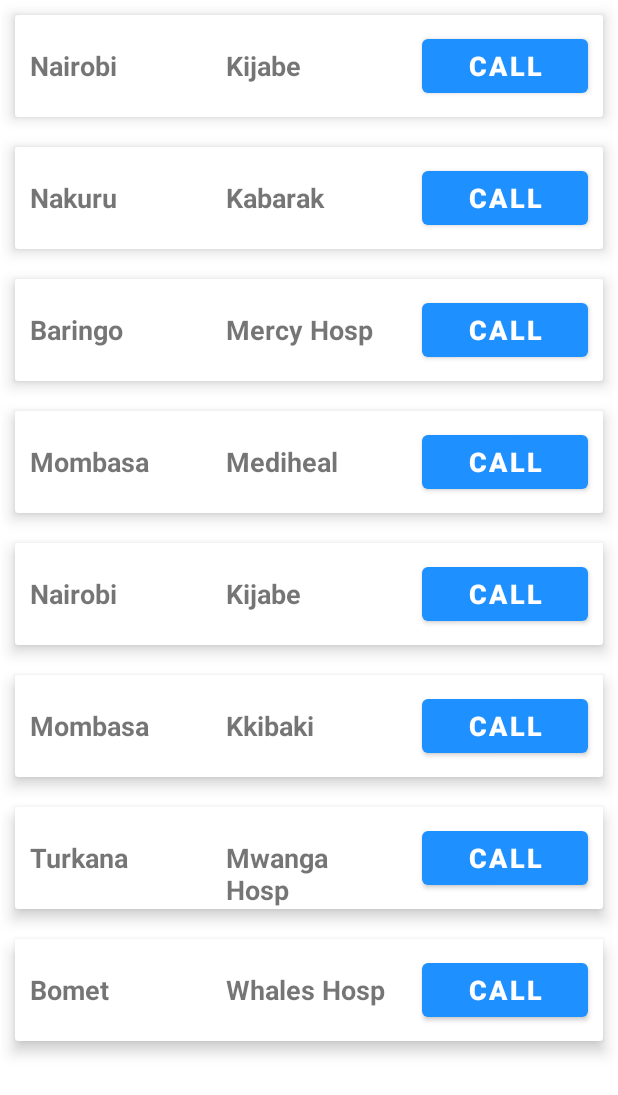
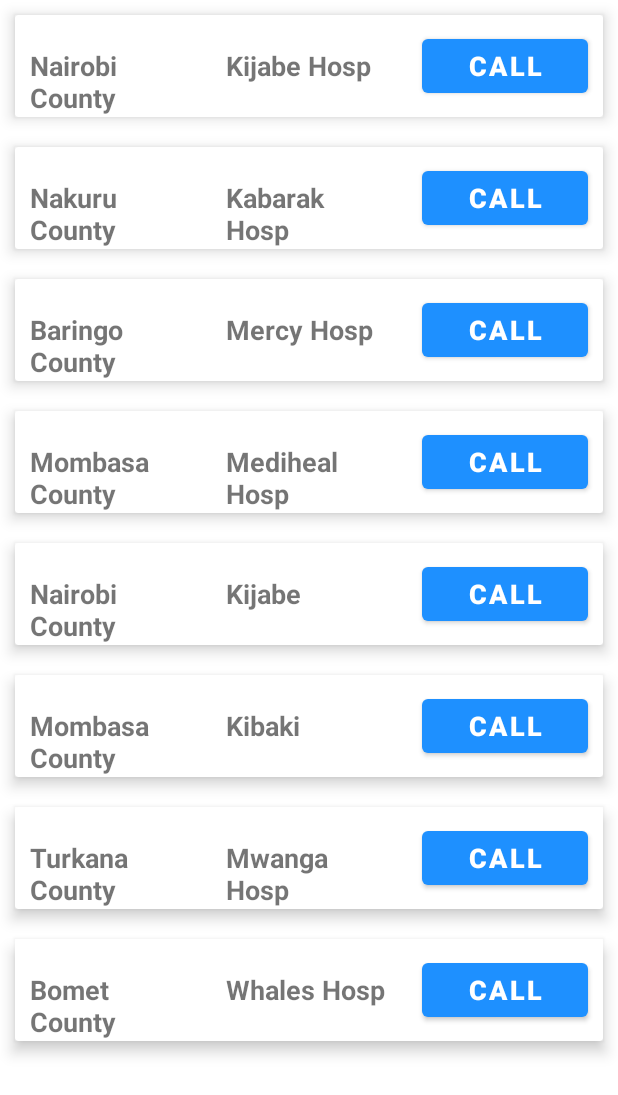
Before and after one commit to TimzOwen/iDoctor, an Android app: the EmergencyActivity screen opened directly, with no data from a screen before it, on a phone screen of 412 x 824 dp. Shown: the top 1095 px of the screen. Run offline under Robolectric (Android 15) with nearby library versions, the phone set to English and light mode, and no system bars.

Commit message:
updated the emergency listner

```diff
--- a/app/src/main/java/com/timzowen/idoctor/DoctorsProfileActivity.kt
+++ b/app/src/main/java/com/timzowen/idoctor/DoctorsProfileActivity.kt
@@ -22,7 +22,13 @@ class DoctorsProfileActivity : AppCompatActivity(), DoctorsProfileAdapter.onItem
     }
 
     override fun onItemClick(position: Int) {
+        //Toast to check array list size.
+        Toast.makeText(this, "You click on Doctor $position", Toast.LENGTH_SHORT).show()
 
-        Toast.makeText(this, "You click on Doctor $position", Toast.LENGTH_SHORT).show()
+        when(position){
+            0 -> Toast.makeText(this, "Dr. Timz Owen", Toast.LENGTH_SHORT).show()
+            1 -> Toast.makeText(this, "Dr. Allan kibet", Toast.LENGTH_SHORT).show()
+            2 -> Toast.makeText(this, "Dr. Marini Clement", Toast.LENGTH_SHORT).show()
+        }
     }
 }
--- a/app/src/main/java/com/timzowen/idoctor/EmergencyActivity.kt
+++ b/app/src/main/java/com/timzowen/idoctor/EmergencyActivity.kt
@@ -6,7 +6,7 @@ import androidx.recyclerview.widget.RecyclerView
 import com.timzowen.idoctor.adapters.EmergencyAdapter
 import com.timzowen.idoctor.data.DataEmergency
 
-class EmergencyActivity : AppCompatActivity() {
+class EmergencyActivity : AppCompatActivity(),EmergencyAdapter.onItemClickListener {
     override fun onCreate(savedInstanceState: Bundle?) {
         super.onCreate(savedInstanceState)
         setContentView(R.layout.activity_emergency)
@@ -18,7 +18,12 @@ class EmergencyActivity : AppCompatActivity() {
         val dataNumbers = DataEmergency().loadCalls()
 
         // map all the data in the adapter
-        recyclerviewEmergency.adapter = EmergencyAdapter(dataNumbers)
+        recyclerviewEmergency.adapter = EmergencyAdapter(this,dataNumbers,this)
+        recyclerviewEmergency.hasFixedSize()
 
     }
+
+    override fun onItemClick(position: Int) {
+        // use Dialogs here to trigger the calls
+    }
 }
--- a/app/src/main/java/com/timzowen/idoctor/adapters/EmergencyAdapter.kt
+++ b/app/src/main/java/com/timzowen/idoctor/adapters/EmergencyAdapter.kt
@@ -1,5 +1,6 @@
 package com.timzowen.idoctor.adapters
 
+import android.content.Context
 import android.view.LayoutInflater
 import android.view.View
 import android.view.ViewGroup
@@ -8,13 +9,29 @@ import androidx.recyclerview.widget.RecyclerView
 import com.timzowen.idoctor.R
 import com.timzowen.idoctor.model.EmergencyNumbers
 
-class EmergencyAdapter (private val mList : List<EmergencyNumbers>): RecyclerView.Adapter<EmergencyAdapter.ViewHolder>() {
+class EmergencyAdapter (
+    private val context : Context,
+    private val mList : List<EmergencyNumbers>,
+    private val listener : onItemClickListener): RecyclerView.Adapter<EmergencyAdapter.ViewHolder>() {
 
-    class ViewHolder(ItemView : View) : RecyclerView.ViewHolder(ItemView){
+    inner class ViewHolder(ItemView : View) : RecyclerView.ViewHolder(ItemView), View.OnClickListener{
+
         val tvCounty :TextView = itemView.findViewById(R.id.tv_county)
         val tvTown : TextView = itemView.findViewById(R.id.tv_emergency_hosp_town)
+
+        init {
+            itemView.setOnClickListener(this)
+        }
+
+        override fun onClick(v: View?) {
+            val position = adapterPosition
+            if (position!=RecyclerView.NO_POSITION){
+                listener.onItemClick(position)
+            }
+        }
     }
 
+    //create view Holder to bind the layout created in the user interface
     override fun onCreateViewHolder(parent: ViewGroup, viewType: Int): ViewHolder {
         val view = LayoutInflater.from(parent.context)
             .inflate(R.layout.emergeny_layout_list, parent,false)
@@ -30,4 +47,9 @@ class EmergencyAdapter (private val mList : List<EmergencyNumbers>): RecyclerVie
 
     // get the total list of numbers in the arrays
     override fun getItemCount() =mList.size
+
+    interface onItemClickListener{
+
+        fun onItemClick(position: Int)
+    }
 }
--- a/app/src/main/java/com/timzowen/idoctor/data/DataEmergency.kt
+++ b/app/src/main/java/com/timzowen/idoctor/data/DataEmergency.kt
@@ -6,14 +6,14 @@ class DataEmergency {
 
     fun loadCalls() : List<EmergencyNumbers>{
         return listOf(
-            EmergencyNumbers("Nairobi", "Kijabe","0722000000"),
-            EmergencyNumbers("Nakuru","Kabarak","0721000000"),
-            EmergencyNumbers("Baringo", "Mercy Hosp","0723000000"),
-            EmergencyNumbers("Mombasa","Mediheal","0724000000"),
-            EmergencyNumbers("Nairobi", "Kijabe","0722000000"),
-            EmergencyNumbers("Mombasa","Kkibaki","0721000000"),
-            EmergencyNumbers("Turkana", "Mwanga Hosp","0723000000"),
-            EmergencyNumbers("Bomet","Whales Hosp","0724000000")
+            EmergencyNumbers("Nairobi County", "Kijabe Hosp","0722000000"),
+            EmergencyNumbers("Nakuru County","Kabarak Hosp","0721000000"),
+            EmergencyNumbers("Baringo County", "Mercy Hosp","0723000000"),
+            EmergencyNumbers("Mombasa County","Mediheal Hosp","0724000000"),
+            EmergencyNumbers("Nairobi County", "Kijabe","0722000000"),
+            EmergencyNumbers("Mombasa County","Kibaki","0721000000"),
+            EmergencyNumbers("Turkana County", "Mwanga Hosp","0723000000"),
+            EmergencyNumbers("Bomet County","Whales Hosp","0724000000")
         )
     }
 
--- a/app/src/main/java/com/timzowen/idoctor/data/Users.kt
+++ b/app/src/main/java/com/timzowen/idoctor/data/Users.kt
@@ -1,5 +1,6 @@
 package com.timzowen.idoctor.data
 
+// This is the data class that collects userNames for prescription posting by the doctors
 data class Users(val firstName : String?= null,
                  val age: String?= null,
                   val phone : String ?= null) {
```
